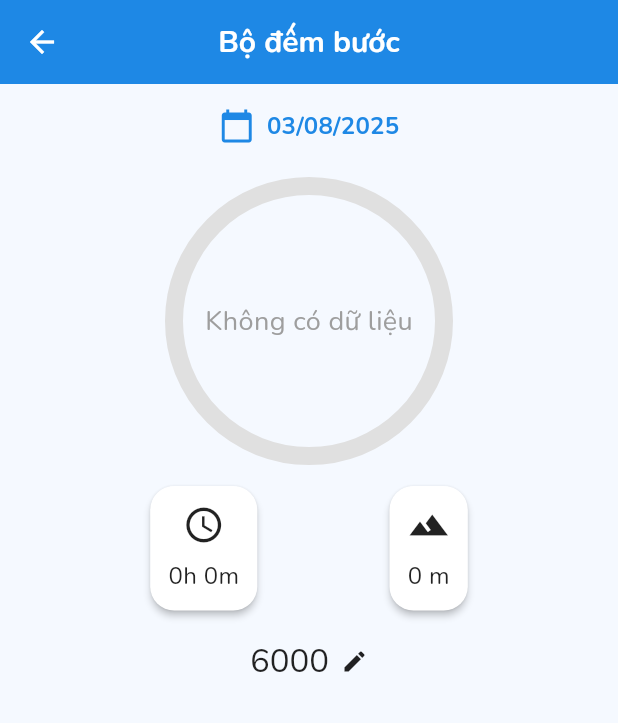
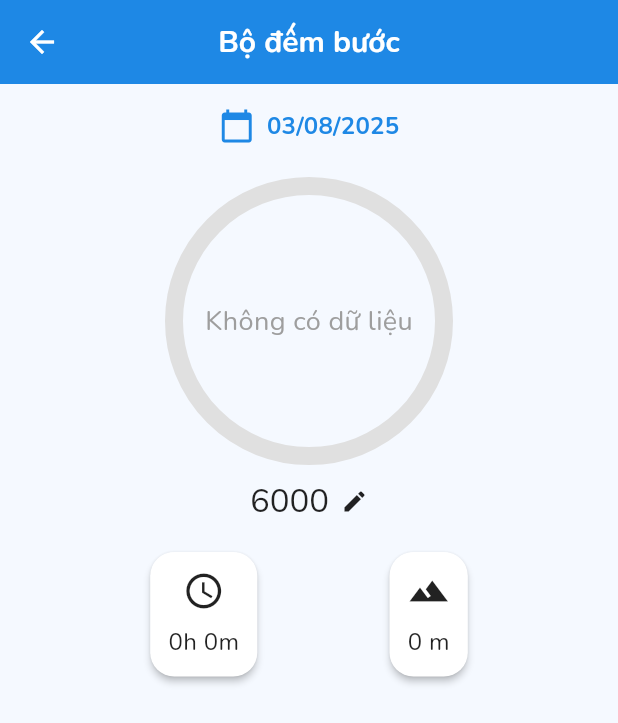
Before and after one commit to phat-hub/health_app, a Flutter app: the StepScreen screen opened by its route, on a phone screen of 412 x 824 dp. Shown: the top 723 px of the screen. Run offline on Flutter 3.47's test engine with Material 3 defaults, Android fonts, the phone set to English and light mode, and no system bars; our stand-ins replace camera, cloud_firestore, firebase_auth, firebase_core, google_fonts, google_sign_in and 4 more; missing offline and left inert: health; accounts and stored records are empty; statements that could not run were skipped.

Commit message:
chuc nang buoc chan (3)

```diff
--- a/lib/manager/step_manager.dart
+++ b/lib/manager/step_manager.dart
@@ -1,5 +1,6 @@
 import 'dart:async';
 import 'package:flutter/material.dart';
+import 'package:shared_preferences/shared_preferences.dart';
 
 import '../screen.dart';
 
@@ -9,13 +10,17 @@ class StepManager extends ChangeNotifier {
   bool _isLoading = false;
   bool hasHealthData = false;
   int steps = 0;
-  int goal = 6000;
+  int goal = 6000; // mặc định
   double calories = 0;
   double distance = 0;
   Duration activeTime = Duration.zero;
 
   DateTime selectedDate = DateTime.now();
   Timer? _pollingTimer;
+
+  StepManager() {
+    _loadGoalFromPrefs(); // <-- đọc goal ngay khi tạo object
+  }
 
   bool get isLoading => _isLoading;
 
@@ -27,7 +32,6 @@ class StepManager extends ChangeNotifier {
   Future<void> initSteps() async {
     await loadStepsForDate(selectedDate);
 
-    // Nếu đang xem hôm nay thì bật realtime polling
     if (_isToday(selectedDate)) {
       _pollingTimer = Timer.periodic(const Duration(seconds: 10), (_) {
         loadStepsForDate(selectedDate);
@@ -58,9 +62,20 @@ class StepManager extends ChangeNotifier {
     setLoading(false);
   }
 
-  void updateGoal(int newGoal) {
+  void updateGoal(int newGoal) async {
     goal = newGoal;
     notifyListeners();
+    final prefs = await SharedPreferences.getInstance();
+    await prefs.setInt('daily_goal', goal); // lưu lại
+  }
+
+  Future<void> _loadGoalFromPrefs() async {
+    final prefs = await SharedPreferences.getInstance();
+    final savedGoal = prefs.getInt('daily_goal');
+    if (savedGoal != null) {
+      goal = savedGoal;
+      notifyListeners();
+    }
   }
 
   void _calculateMetrics() {
--- a/lib/ui/step_screen.dart
+++ b/lib/ui/step_screen.dart
@@ -118,19 +118,6 @@ class _StepScreenState extends State<StepScreen> {
 
                   const SizedBox(height: 16),
 
-                  // Thông tin phụ
-                  Row(
-                    mainAxisAlignment: MainAxisAlignment.spaceEvenly,
-                    children: [
-                      _infoCard(Icons.access_time,
-                          "${manager.activeTime.inHours}h ${manager.activeTime.inMinutes % 60}m"),
-                      _infoCard(Icons.terrain,
-                          "${manager.distance.toStringAsFixed(0)} m"),
-                    ],
-                  ),
-
-                  const SizedBox(height: 16),
-
                   // Sửa mục tiêu
                   GestureDetector(
                     onTap: () => _editGoal(context, manager),
@@ -143,6 +130,17 @@ class _StepScreenState extends State<StepScreen> {
                         const Icon(Icons.edit, size: 18),
                       ],
                     ),
+                  ),
+                  const SizedBox(height: 16),
+                  // Thông tin phụ
+                  Row(
+                    mainAxisAlignment: MainAxisAlignment.spaceEvenly,
+                    children: [
+                      _infoCard(Icons.access_time,
+                          "${manager.activeTime.inHours}h ${manager.activeTime.inMinutes % 60}m"),
+                      _infoCard(Icons.terrain,
+                          "${manager.distance.toStringAsFixed(0)} m"),
+                    ],
                   ),
                 ],
               ),
--- a/pubspec.yaml
+++ b/pubspec.yaml
@@ -51,6 +51,7 @@ dependencies:
   connectivity_plus: ^6.0.3
   pedometer: ^4.1.1
   fl_chart: ^1.0.0
+  shared_preferences: ^2.2.3
 
 dev_dependencies:
   flutter_test:
```
Also changed, not shown: pubspec.lock.
